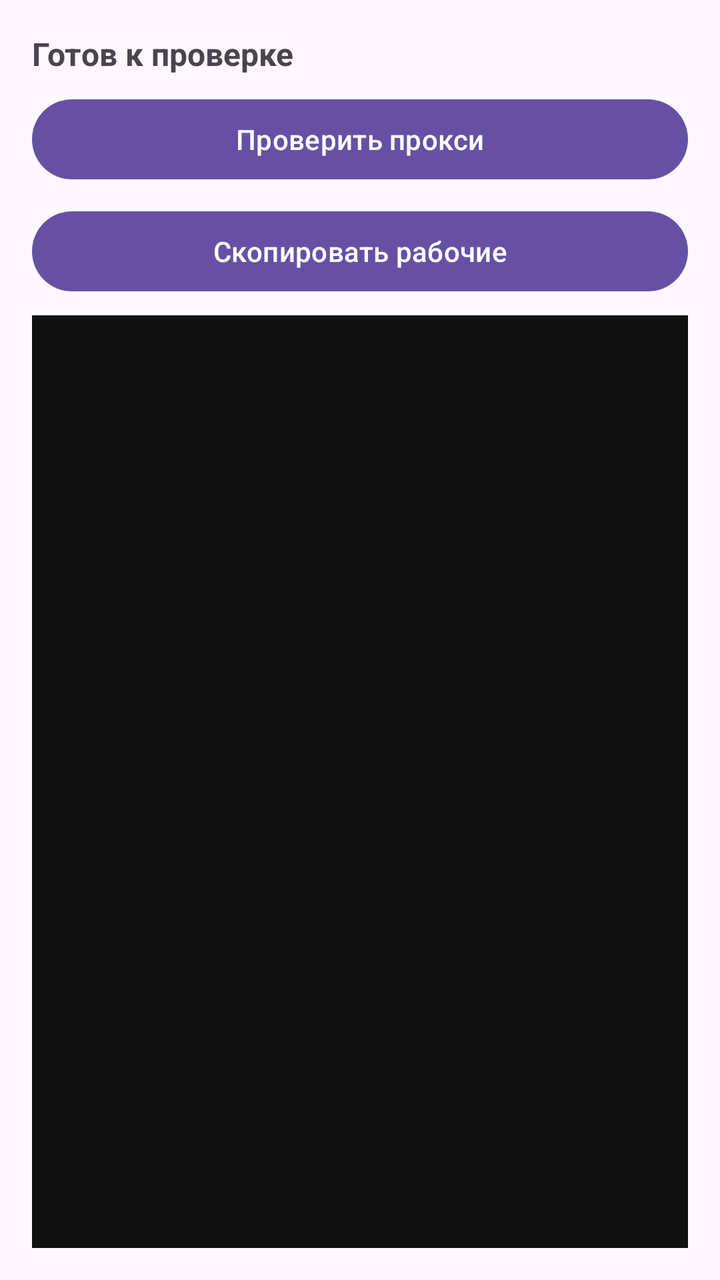
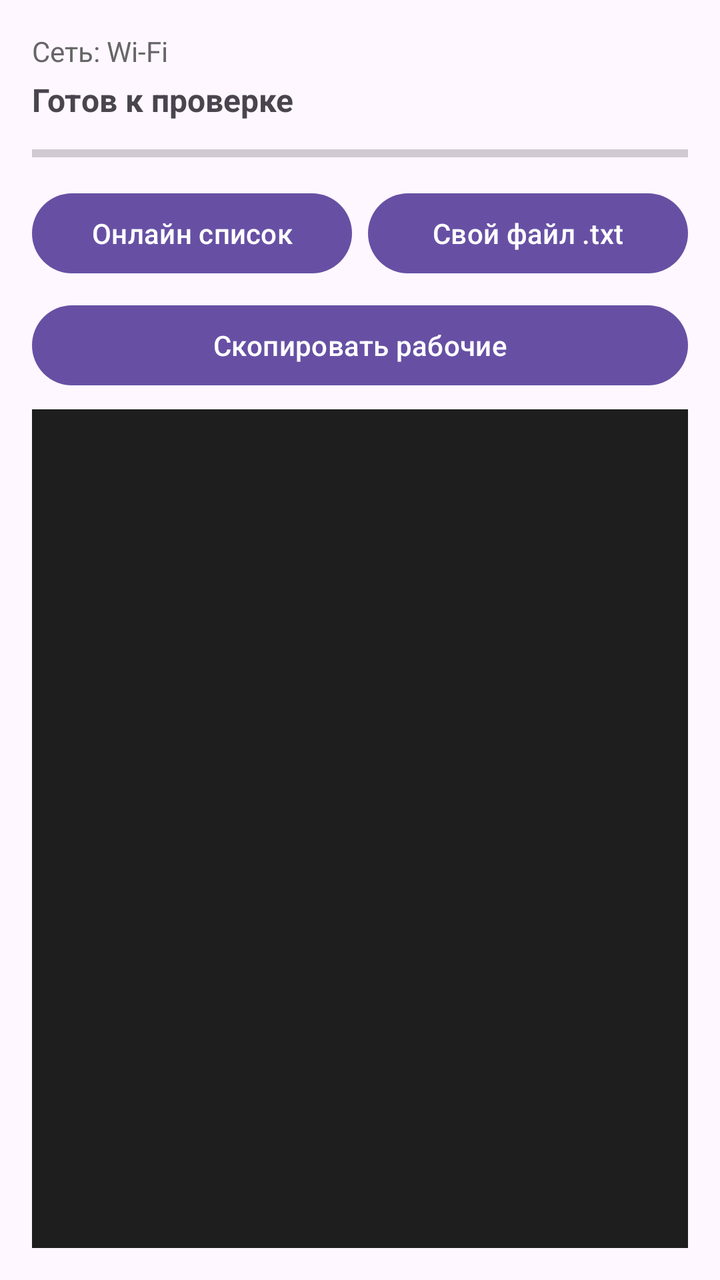

The first picture is an Android layout as it rendered before a commit; the second is the same layout after the commit. The layout source and the unified diff follow.
<!-- AndroidManifest.xml: application theme Theme.Material3.DayNight.NoActionBar -->
<!-- res/layout/activity_main.xml -->
<?xml version="1.0" encoding="utf-8"?>
<LinearLayout xmlns:android="http://schemas.android.com/apk/res/android"
    android:layout_width="match_parent"
    android:layout_height="match_parent"
    android:orientation="vertical"
    android:padding="16dp">

    <TextView
        android:id="@+id/statusText"
        android:layout_width="match_parent"
        android:layout_height="wrap_content"
        android:text="Готов к проверке"
        android:textSize="16sp"
        android:textStyle="bold"
        android:layout_marginBottom="8dp"/>

    <Button
        android:id="@+id/checkButton"
        android:layout_width="match_parent"
        android:layout_height="wrap_content"
        android:text="Проверить прокси" />

    <Button
        android:id="@+id/copyButton"
        android:layout_width="match_parent"
        android:layout_height="wrap_content"
        android:text="Скопировать рабочие"
        android:layout_marginTop="8dp"/>

    <ScrollView
        android:layout_width="match_parent"
        android:layout_height="0dp"
        android:layout_weight="1"
        android:layout_marginTop="8dp"
        android:background="#111111">

        <TextView
            android:id="@+id/resultText"
            android:layout_width="match_parent"
            android:layout_height="wrap_content"
            android:textColor="#FFFFFF"
            android:padding="8dp"
            android:textSize="12sp"/>
    </ScrollView>

</LinearLayout>
<!-- resources referenced by this layout -->
<resources>

</resources>

<!-- the commit's change to res/layout/activity_main.xml (unified diff, before → after) -->
@@ -4,6 +4,15 @@
     android:layout_height="match_parent"
     android:orientation="vertical"
     android:padding="16dp">
+
+    <TextView
+        android:id="@+id/networkText"
+        android:layout_width="match_parent"
+        android:layout_height="wrap_content"
+        android:text="Сеть: Wi-Fi"
+        android:textSize="14sp"
+        android:textColor="#666666"
+        android:layout_marginBottom="4dp"/>
 
     <TextView
         android:id="@+id/statusText"
@@ -14,33 +23,60 @@
         android:textStyle="bold"
         android:layout_marginBottom="8dp"/>
 
-    <Button
-        android:id="@+id/checkButton"
+    <ProgressBar
+        android:id="@+id/progressBar"
+        style="?android:attr/progressBarStyleHorizontal"
         android:layout_width="match_parent"
         android:layout_height="wrap_content"
-        android:text="Проверить прокси" />
+        android:max="100"
+        android:progress="0"
+        android:layout_marginBottom="8dp"/>
+
+    <LinearLayout
+        android:layout_width="match_parent"
+        android:layout_height="wrap_content"
+        android:orientation="horizontal"
+        android:layout_marginBottom="8dp">
+
+        <Button
+            android:id="@+id/checkButton"
+            android:layout_width="0dp"
+            android:layout_height="wrap_content"
+            android:layout_weight="1"
+            android:text="Онлайн список"
+            android:layout_marginEnd="4dp"/>
+
+        <Button
+            android:id="@+id/loadFileButton"
+            android:layout_width="0dp"
+            android:layout_height="wrap_content"
+            android:layout_weight="1"
+            android:text="Свой файл .txt"
+            android:layout_marginStart="4dp"/>
+    </LinearLayout>
 
     <Button
         android:id="@+id/copyButton"
         android:layout_width="match_parent"
         android:layout_height="wrap_content"
         android:text="Скопировать рабочие"
-        android:layout_marginTop="8dp"/>
+        android:layout_marginBottom="8dp"/>
 
     <ScrollView
         android:layout_width="match_parent"
         android:layout_height="0dp"
         android:layout_weight="1"
-        android:layout_marginTop="8dp"
-        android:background="#111111">
+        android:background="#1E1E1E">
 
         <TextView
             android:id="@+id/resultText"
             android:layout_width="match_parent"
             android:layout_height="wrap_content"
             android:textColor="#FFFFFF"
-            android:padding="8dp"
-            android:textSize="12sp"/>
+            android:padding="12dp"
+            android:textSize="14sp"
+            android:autoLink="web"
+            android:linksClickable="true"/>
     </ScrollView>
 
 </LinearLayout>
